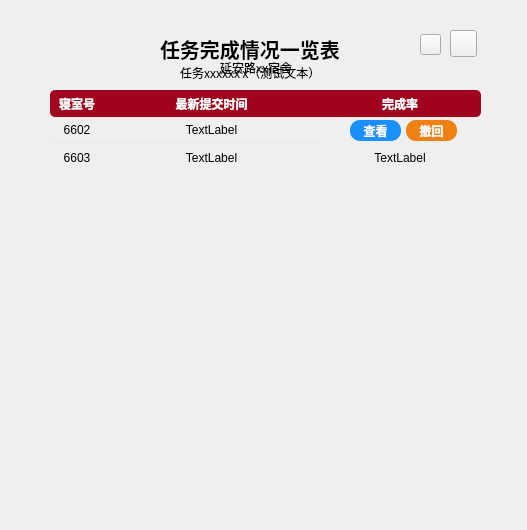
The window that pythonGUI/python-bigwork/taskdetail_package/taskdetail.ui (crazysteeaam/ObjectOrientedwithPython) describes before a commit, drawn with Qt 5.
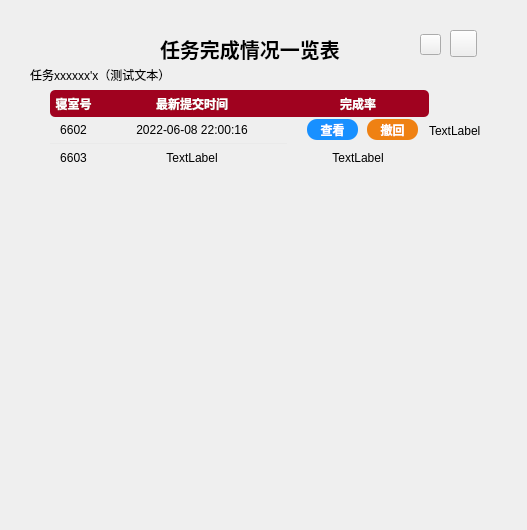
The same window after the commit. Icons and pictures are not drawn.

Diff of the .ui file:
```diff
--- a/pythonGUI/python-bigwork/taskdetail_package/taskdetail.ui
+++ b/pythonGUI/python-bigwork/taskdetail_package/taskdetail.ui
@@ -13,19 +13,6 @@
   <property name="windowTitle">
    <string>Form</string>
   </property>
-  <widget class="QLabel" name="label_3">
-   <property name="geometry">
-    <rect>
-     <x>220</x>
-     <y>60</y>
-     <width>81</width>
-     <height>16</height>
-    </rect>
-   </property>
-   <property name="text">
-    <string>延安路xx宿舍</string>
-   </property>
-  </widget>
   <widget class="QLabel" name="label">
    <property name="geometry">
     <rect>
@@ -93,7 +80,7 @@
        <height>81</height>
       </rect>
      </property>
-     <layout class="QGridLayout" name="gridLayout_4" rowstretch="0,0,0" columnstretch="1,4,3,0">
+     <layout class="QGridLayout" name="gridLayout_4" rowstretch="0,0,0" columnstretch="1,4,3,1">
       <property name="spacing">
        <number>0</number>
       </property>
@@ -155,32 +142,6 @@
         </property>
        </widget>
       </item>
-      <item row="1" column="1">
-       <widget class="QLabel" name="label_6">
-        <property name="styleSheet">
-         <string notr="true">border-bottom:1px solid #eaeaea;</string>
-        </property>
-        <property name="text">
-         <string>TextLabel</string>
-        </property>
-        <property name="alignment">
-         <set>Qt::AlignCenter</set>
-        </property>
-       </widget>
-      </item>
-      <item row="1" column="0">
-       <widget class="QLabel" name="label_5">
-        <property name="styleSheet">
-         <string notr="true">border-bottom:1px solid #eaeaea;</string>
-        </property>
-        <property name="text">
-         <string>6602</string>
-        </property>
-        <property name="alignment">
-         <set>Qt::AlignCenter</set>
-        </property>
-       </widget>
-      </item>
       <item row="2" column="0">
        <widget class="QLabel" name="label_8">
         <property name="text">
@@ -191,26 +152,6 @@
         </property>
        </widget>
       </item>
-      <item row="2" column="1">
-       <widget class="QLabel" name="label_9">
-        <property name="text">
-         <string>TextLabel</string>
-        </property>
-        <property name="alignment">
-         <set>Qt::AlignCenter</set>
-        </property>
-       </widget>
-      </item>
-      <item row="2" column="2">
-       <widget class="QLabel" name="label_10">
-        <property name="text">
-         <string>TextLabel</string>
-        </property>
-        <property name="alignment">
-         <set>Qt::AlignCenter</set>
-        </property>
-       </widget>
-      </item>
       <item row="1" column="2">
        <widget class="QFrame" name="frame">
         <property name="styleSheet">
@@ -227,8 +168,8 @@
         <widget class="QPushButton" name="pushButton">
          <property name="geometry">
           <rect>
-           <x>31</x>
-           <y>3</y>
+           <x>20</x>
+           <y>2</y>
            <width>51</width>
            <height>21</height>
           </rect>
@@ -249,8 +190,8 @@
         <widget class="QPushButton" name="pushButton_2">
          <property name="geometry">
           <rect>
-           <x>87</x>
-           <y>3</y>
+           <x>80</x>
+           <y>2</y>
            <width>51</width>
            <height>21</height>
           </rect>
@@ -270,6 +211,59 @@
         </widget>
        </widget>
       </item>
+      <item row="2" column="2">
+       <widget class="QLabel" name="label_10">
+        <property name="text">
+         <string>TextLabel</string>
+        </property>
+        <property name="alignment">
+         <set>Qt::AlignCenter</set>
+        </property>
+       </widget>
+      </item>
+      <item row="1" column="1">
+       <widget class="QLabel" name="label_6">
+        <property name="styleSheet">
+         <string notr="true">border-bottom:1px solid #eaeaea;</string>
+        </property>
+        <property name="text">
+         <string>2022-06-08 22:00:16</string>
+        </property>
+        <property name="alignment">
+         <set>Qt::AlignCenter</set>
+        </property>
+       </widget>
+      </item>
+      <item row="1" column="0">
+       <widget class="QLabel" name="label_5">
+        <property name="styleSheet">
+         <string notr="true">border-bottom:1px solid #eaeaea;</string>
+        </property>
+        <property name="text">
+         <string>6602</string>
+        </property>
+        <property name="alignment">
+         <set>Qt::AlignCenter</set>
+        </property>
+       </widget>
+      </item>
+      <item row="2" column="1">
+       <widget class="QLabel" name="label_9">
+        <property name="text">
+         <string>TextLabel</string>
+        </property>
+        <property name="alignment">
+         <set>Qt::AlignCenter</set>
+        </property>
+       </widget>
+      </item>
+      <item row="1" column="3">
+       <widget class="QLabel" name="label_3">
+        <property name="text">
+         <string>TextLabel</string>
+        </property>
+       </widget>
+      </item>
      </layout>
     </widget>
    </widget>
@@ -315,15 +309,18 @@
   <widget class="QLabel" name="label_12">
    <property name="geometry">
     <rect>
-     <x>180</x>
+     <x>30</x>
      <y>65</y>
-     <width>141</width>
-     <height>16</height>
+     <width>461</width>
+     <height>20</height>
     </rect>
    </property>
    <property name="text">
     <string>任务xxxxxx'x（测试文本）</string>
    </property>
+   <property name="alignment">
+    <set>Qt::AlignLeading|Qt::AlignLeft|Qt::AlignVCenter</set>
+   </property>
   </widget>
  </widget>
  <resources>
```
